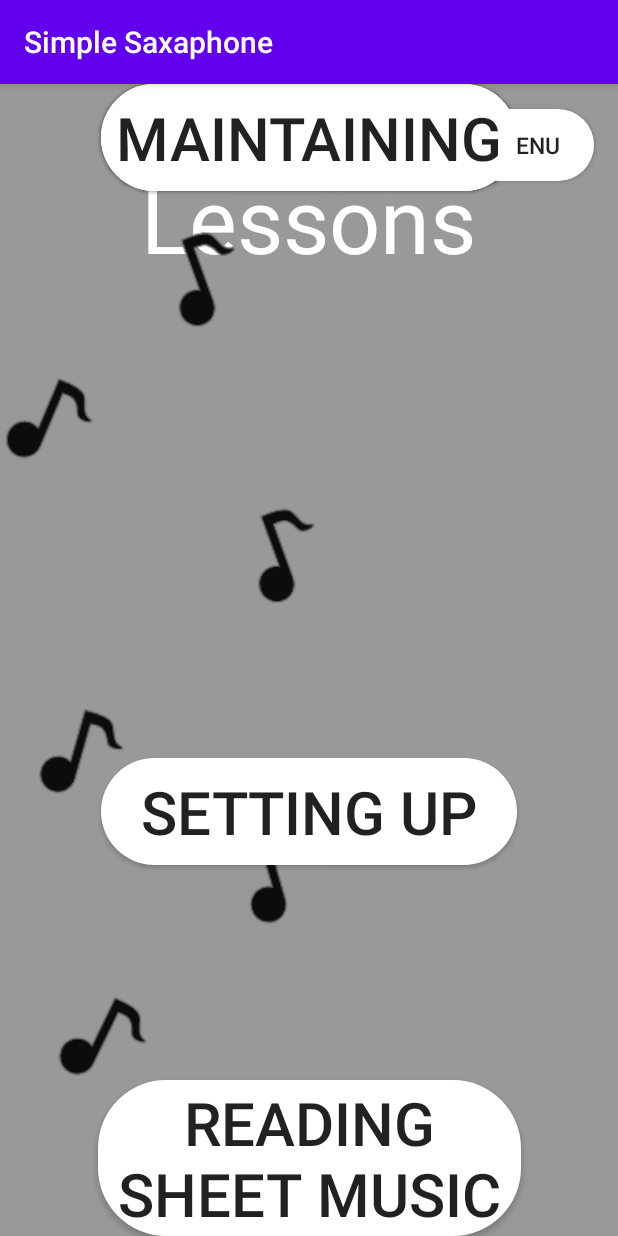
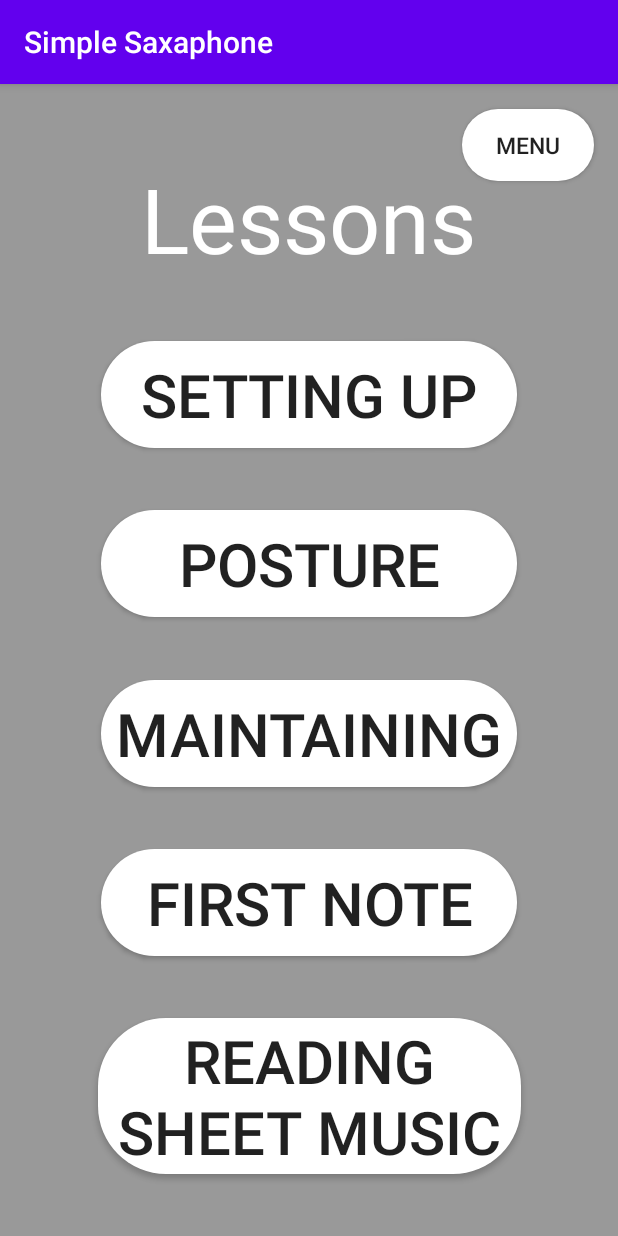
Before and after one commit to sammax12/SimpleSaxaphone, an Android app: the LessonsMenu screen opened directly, with no data from a screen before it, on a phone screen of 412 x 824 dp. Run offline under Robolectric (Android 15) with nearby library versions, the phone set to English and light mode, and no system bars.

Commit message:
fixed lessons menu

```diff
--- a/app/src/main/res/layout/activity_lessons_menu.xml
+++ b/app/src/main/res/layout/activity_lessons_menu.xml
@@ -36,14 +36,25 @@
         app:layout_constraintVertical_bias="0.023" />
 
     <Button
+        android:id="@+id/firstNote"
+        android:layout_width="277dp"
+        android:layout_height="71dp"
+        android:background="@drawable/roundbtn"
+        android:text="First Note"
+        android:textSize="40sp"
+        app:layout_constraintBottom_toTopOf="@+id/readingMusic"
+        app:layout_constraintEnd_toEndOf="parent"
+        app:layout_constraintStart_toStartOf="parent"
+        app:layout_constraintTop_toBottomOf="@+id/maintain" />
+
+    <Button
         android:id="@+id/settingUp"
         android:layout_width="277dp"
         android:layout_height="71dp"
-        android:layout_marginTop="71dp"
         android:background="@drawable/roundbtn"
         android:text="Setting Up"
         android:textSize="40sp"
-        app:layout_constraintBottom_toBottomOf="parent"
+        app:layout_constraintBottom_toTopOf="@+id/posture"
         app:layout_constraintEnd_toEndOf="parent"
         app:layout_constraintStart_toStartOf="parent"
         app:layout_constraintTop_toBottomOf="@+id/Title" />
@@ -55,34 +66,10 @@
         android:background="@drawable/roundbtn"
         android:text="Posture"
         android:textSize="40sp"
-        app:layout_constraintBottom_toTopOf="@+id/FirstNote"
+        app:layout_constraintBottom_toTopOf="@+id/maintain"
         app:layout_constraintEnd_toEndOf="parent"
         app:layout_constraintStart_toStartOf="parent"
-        app:layout_constraintTop_toBottomOf="@+id/SettingUp" />
-
-    <Button
-        android:id="@+id/firstNote"
-        android:layout_width="277dp"
-        android:layout_height="71dp"
-        android:background="@drawable/roundbtn"
-        android:text="First Note"
-        android:textSize="40sp"
-        app:layout_constraintBottom_toTopOf="@+id/Maintain"
-        app:layout_constraintEnd_toEndOf="parent"
-        app:layout_constraintStart_toStartOf="parent"
-        app:layout_constraintTop_toBottomOf="@+id/Posture" />
-
-    <Button
-        android:id="@+id/maintain"
-        android:layout_width="277dp"
-        android:layout_height="71dp"
-        android:background="@drawable/roundbtn"
-        android:text="Maintaining"
-        android:textSize="40sp"
-        app:layout_constraintBottom_toTopOf="@+id/ReadingMusic"
-        app:layout_constraintEnd_toEndOf="parent"
-        app:layout_constraintStart_toStartOf="parent"
-        app:layout_constraintTop_toBottomOf="@+id/FirstNote" />
+        app:layout_constraintTop_toBottomOf="@+id/settingUp" />
 
     <Button
         android:id="@+id/readingMusic"
@@ -94,14 +81,18 @@
         app:layout_constraintBottom_toBottomOf="parent"
         app:layout_constraintEnd_toEndOf="parent"
         app:layout_constraintStart_toStartOf="parent"
-        app:layout_constraintTop_toBottomOf="@+id/Maintain" />
+        app:layout_constraintTop_toBottomOf="@+id/firstNote" />
 
-    <ImageView
-        android:id="@+id/imageView4"
-        android:layout_width="wrap_content"
-        android:layout_height="wrap_content"
-        app:layout_constraintBottom_toBottomOf="parent"
-        app:layout_constraintTop_toTopOf="parent"
-        app:srcCompat="@drawable/musicnotes"
-        tools:layout_editor_absoluteX="93dp" />
+    <Button
+        android:id="@+id/maintain"
+        android:layout_width="277dp"
+        android:layout_height="71dp"
+        android:background="@drawable/roundbtn"
+        android:text="Maintaining"
+        android:textSize="40sp"
+        app:layout_constraintBottom_toTopOf="@+id/firstNote"
+        app:layout_constraintEnd_toEndOf="parent"
+        app:layout_constraintStart_toStartOf="parent"
+        app:layout_constraintTop_toBottomOf="@+id/posture" />
+
 </androidx.constraintlayout.widget.ConstraintLayout>
```
